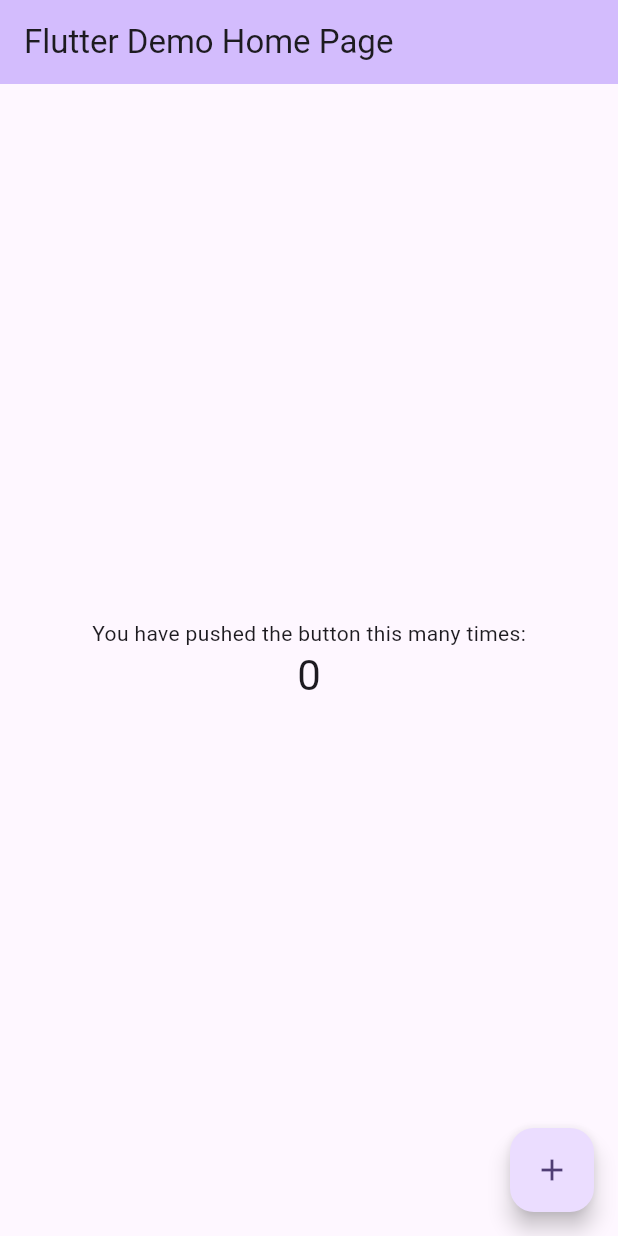
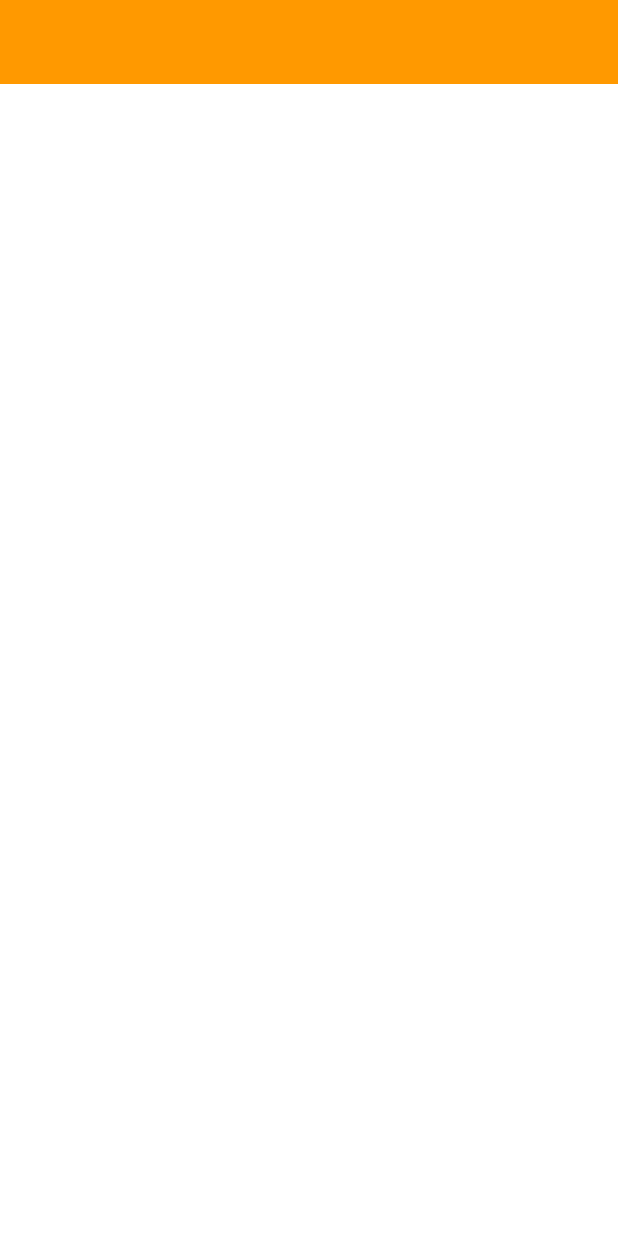
Before and after one commit to sanyogsr/Eccomerce-flutter, a Flutter app: the screen it shows after launch, on a phone screen of 412 x 824 dp. Run offline on Flutter 3.47's test engine with Material 2 defaults, Android fonts, the phone set to English and light mode, and no system bars.

Commit message:
restarted coding

```diff
--- /dev/null
+++ b/lib/constants/global_Variable.dart
@@ -0,0 +1,17 @@
+import 'package:flutter/material.dart';
+
+class GlobalVariables {
+  // COLORS
+  static const appBarGradient = LinearGradient(
+    colors: [
+      Color.fromARGB(255, 29, 201, 192),
+      Color.fromARGB(255, 125, 221, 216),
+    ],
+    stops: [0.5, 1.0],
+  );
+  static const secondaryColor = Color.fromRGBO(255, 153, 0, 1);
+  static const backgroundColor = Colors.white;
+  static const Color greyBackgroundCOlor = Color(0xffebecee);
+  static var selectedNavBarColor = Colors.cyan[800]!;
+  static const unselectedNavBarColor = Colors.black87;
+}
--- /dev/null
+++ b/lib/features/auth/auth.dart
@@ -0,0 +1,18 @@
+import 'package:flutter/material.dart';
+
+class Auth extends StatefulWidget {
+  static const String routeName = "/auth-screen";
+  const Auth({Key? key}) : super(key: key);
+
+  @override
+  _AuthState createState() => _AuthState();
+}
+
+class _AuthState extends State<Auth> {
+  @override
+  Widget build(BuildContext context) {
+    return Scaffold(
+      appBar: AppBar(),
+    );
+  }
+}
--- a/lib/main.dart
+++ b/lib/main.dart
@@ -1,125 +1,32 @@
-import 'package:flutter/material.dart';
+import "package:eccomerce/constants/global_Variable.dart";
+import "package:eccomerce/features/auth/auth.dart";
+import "package:eccomerce/route.dart";
+import "package:flutter/material.dart";
 
 void main() {
-  runApp(const MyApp());
+  runApp(Main());
 }
 
-class MyApp extends StatelessWidget {
-  const MyApp({super.key});
+class Main extends StatefulWidget {
+  const Main({Key? key}) : super(key: key);
 
-  // This widget is the root of your application.
+  @override
+  _MainState createState() => _MainState();
+}
+
+class _MainState extends State<Main> {
   @override
   Widget build(BuildContext context) {
     return MaterialApp(
-      title: 'Flutter Demo',
-      theme: ThemeData(
-        // This is the theme of your application.
-        //
-        // TRY THIS: Try running your application with "flutter run". You'll see
-        // the application has a blue toolbar. Then, without quitting the app,
-        // try changing the seedColor in the colorScheme below to Colors.green
-        // and then invoke "hot reload" (save your changes or press the "hot
-        // reload" button in a Flutter-supported IDE, or press "r" if you used
-        // the command line to start the app).
-        //
-        // Notice that the counter didn't reset back to zero; the application
-        // state is not lost during the reload. To reset the state, use hot
-        // restart instead.
-        //
-        // This works for code too, not just values: Most code changes can be
-        // tested with just a hot reload.
-        colorScheme: ColorScheme.fromSeed(seedColor: Colors.deepPurple),
-        useMaterial3: true,
-      ),
-      home: const MyHomePage(title: 'Flutter Demo Home Page'),
-    );
+        debugShowCheckedModeBanner: false,
+        theme: ThemeData(
+          scaffoldBackgroundColor: GlobalVariables.backgroundColor,
+          colorScheme:
+              ColorScheme.light(primary: GlobalVariables.secondaryColor),
+          appBarTheme: AppBarTheme(
+              elevation: 0, iconTheme: IconThemeData(color: Colors.black)),
+        ),
+        onGenerateRoute: (settings) => generateRoute(settings),
+        home: Auth());
   }
 }
-
-class MyHomePage extends StatefulWidget {
-  const MyHomePage({super.key, required this.title});
-
-  // This widget is the home page of your application. It is stateful, meaning
-  // that it has a State object (defined below) that contains fields that affect
-  // how it looks.
-
-  // This class is the configuration for the state. It holds the values (in this
-  // case the title) provided by the parent (in this case the App widget) and
-  // used by the build method of the State. Fields in a Widget subclass are
-  // always marked "final".
-
-  final String title;
-
-  @override
-  State<MyHomePage> createState() => _MyHomePageState();
-}
-
-class _MyHomePageState extends State<MyHomePage> {
-  int _counter = 0;
-
-  void _incrementCounter() {
-    setState(() {
-      // This call to setState tells the Flutter framework that something has
-      // changed in this State, which causes it to rerun the build method below
-      // so that the display can reflect the updated values. If we changed
-      // _counter without calling setState(), then the build method would not be
-      // called again, and so nothing would appear to happen.
-      _counter++;
-    });
-  }
-
-  @override
-  Widget build(BuildContext context) {
-    // This method is rerun every time setState is called, for instance as done
-    // by the _incrementCounter method above.
-    //
-    // The Flutter framework has been optimized to make rerunning build methods
-    // fast, so that you can just rebuild anything that needs updating rather
-    // than having to individually change instances of widgets.
-    return Scaffold(
-      appBar: AppBar(
-        // TRY THIS: Try changing the color here to a specific color (to
-        // Colors.amber, perhaps?) and trigger a hot reload to see the AppBar
-        // change color while the other colors stay the same.
-        backgroundColor: Theme.of(context).colorScheme.inversePrimary,
-        // Here we take the value from the MyHomePage object that was created by
-        // the App.build method, and use it to set our appbar title.
-        title: Text(widget.title),
-      ),
-      body: Center(
-        // Center is a layout widget. It takes a single child and positions it
-        // in the middle of the parent.
-        child: Column(
-          // Column is also a layout widget. It takes a list of children and
-          // arranges them vertically. By default, it sizes itself to fit its
-          // children horizontally, and tries to be as tall as its parent.
-          //
-          // Column has various properties to control how it sizes itself and
-          // how it positions its children. Here we use mainAxisAlignment to
-          // center the children vertically; the main axis here is the vertical
-          // axis because Columns are vertical (the cross axis would be
-          // horizontal).
-          //
-          // TRY THIS: Invoke "debug painting" (choose the "Toggle Debug Paint"
-          // action in the IDE, or press "p" in the console), to see the
-          // wireframe for each widget.
-          mainAxisAlignment: MainAxisAlignment.center,
-          children: <Widget>[
-            const Text(
-              'You have pushed the button this many times:',
-            ),
-            Text(
-              '$_counter',
-              style: Theme.of(context).textTheme.headlineMedium,
-            ),
-          ],
-        ),
-      ),
-      floatingActionButton: FloatingActionButton(
-        onPressed: _incrementCounter,
-        tooltip: 'Increment',
-        child: const Icon(Icons.add),
-      ), // This trailing comma makes auto-formatting nicer for build methods.
-    );
-  }
-}
--- /dev/null
+++ b/lib/route.dart
@@ -0,0 +1,17 @@
+import 'package:eccomerce/features/auth/auth.dart';
+import 'package:flutter/material.dart';
+
+Route<dynamic> generateRoute(RouteSettings routesettings) {
+  switch (routesettings.name) {
+    case Auth.routeName:
+      return MaterialPageRoute(builder: (_) => Auth());
+
+    default:
+      return MaterialPageRoute(
+          builder: (_) => const Scaffold(
+                body: Center(
+                  child: Text('This pages does not exist'),
+                ),
+              ));
+  }
+}
```
Also changed, not shown: 1 other file.
